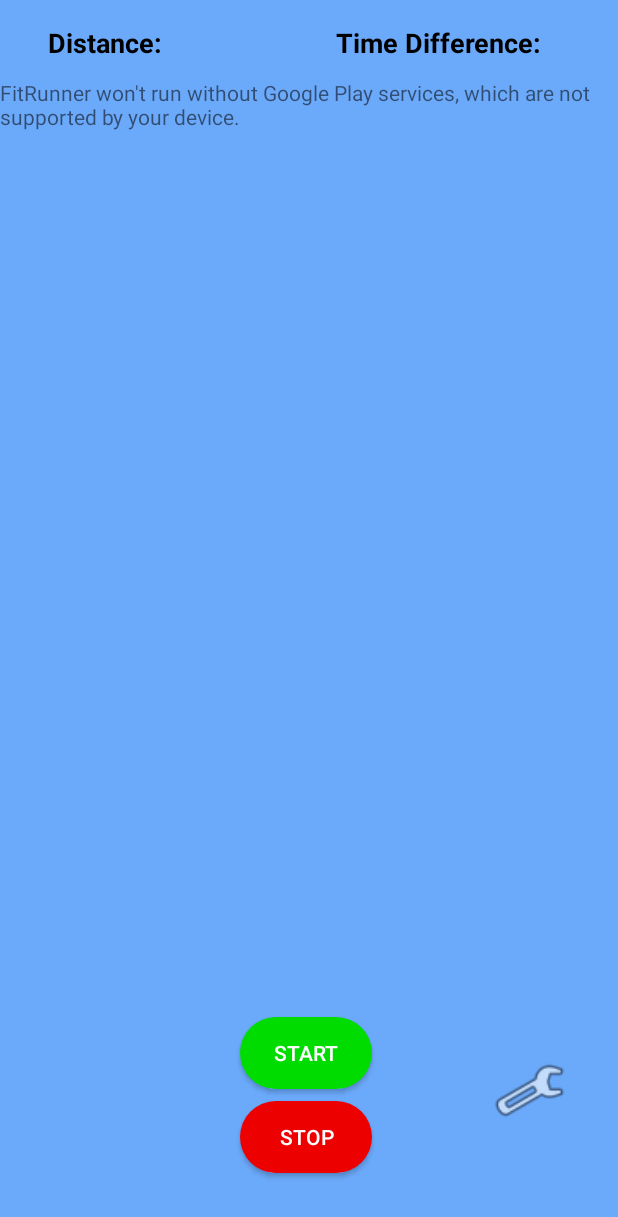
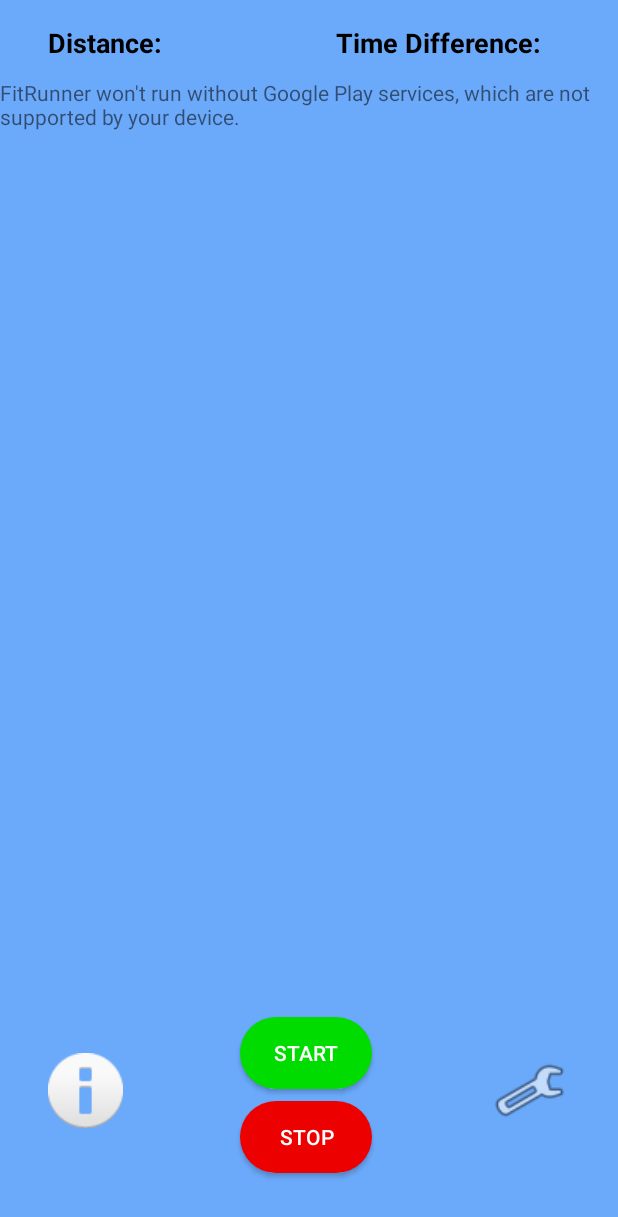
Before and after one commit to DarkoPuljic/FitRunnerDare, an Android app: the MainActivity screen opened directly, with no data from a screen before it, on a phone screen of 412 x 824 dp. Shown: the top 1217 px of the screen. Run offline under Robolectric (Android 15) with nearby library versions, the light colour scheme and no system bars.

Commit message:
Darko CIgan

```diff
--- a/app/src/main/java/com/example/myapplication/MainActivity.java
+++ b/app/src/main/java/com/example/myapplication/MainActivity.java
@@ -1,6 +1,7 @@
 package com.example.myapplication;
 
 import android.content.Intent;
+import android.content.SharedPreferences;
 import android.content.pm.PackageManager;
 import android.location.Location;
 import android.os.Bundle;
@@ -37,7 +38,8 @@ public class MainActivity extends AppCompatActivity implements OnMapReadyCallbac
     private CountDownTimer timer;
     private TextView timerText;
     private int distanceInMeters;
-    private ImageButton btnset;
+    private boolean dataSaved = false;
+    private ImageButton btnset, btnhis;
 
 
     @Override
@@ -52,9 +54,14 @@ public class MainActivity extends AppCompatActivity implements OnMapReadyCallbac
         distanceText = findViewById(R.id.distance_text);
         timerText = findViewById(R.id.timer_text);
         btnset = findViewById(R.id.btn_main_set);
+        btnhis = findViewById(R.id.btn_main_his);
 
         btnset.setOnClickListener(v -> {
             Intent intent = new Intent(MainActivity.this, SettingsActivity.class);
+            startActivity(intent);
+        });
+        btnhis.setOnClickListener(v -> {
+            Intent intent = new Intent(MainActivity.this, HistoryActivity.class);
             startActivity(intent);
         });
 
@@ -134,6 +141,7 @@ public class MainActivity extends AppCompatActivity implements OnMapReadyCallbac
     public void onStopButtonClick(View view) {
         stopTimeMillis = System.currentTimeMillis();
 
+        long timeDifferenceMillis = stopTimeMillis - startTimeMillis;
         // Stop the timer
         if (timer != null) {
             timer.cancel();
@@ -154,17 +162,15 @@ public class MainActivity extends AppCompatActivity implements OnMapReadyCallbac
                 stopLatLng = new LatLng(location.getLatitude(), location.getLongitude());
                 if (startLatLng != null) {
 
-                    // Create an Intent to start the HistoryActivity
-                    Intent intent = new Intent(MainActivity.this, HistoryActivity.class);
-                    // Pass data to HistoryActivity
-                    intent.putExtra("time", timer.toString());
-                    intent.putExtra("distance", distanceInMeters);
-                    intent.putExtra("date", System.currentTimeMillis()); // Use current date
-                    startActivity(intent);
-                    // Calculate the distance between start and stop positions
                     distanceInMeters = (int) calculateDistance(startLatLng, stopLatLng);
                     distanceText.setText("Distance: " + distanceInMeters + " meters");
-                    // Calculate the time difference
+                    SharedPreferences sharedPreferences = getSharedPreferences("StopData", MODE_PRIVATE);
+                    SharedPreferences.Editor editor = sharedPreferences.edit();
+                    String key = "stop_" + System.currentTimeMillis();
+                    editor.putLong(key + "_time", stopTimeMillis);
+                    editor.putInt(key + "_distance", distanceInMeters);
+                    editor.putLong(key + "_date", System.currentTimeMillis()); // Save current date
+                    editor.apply();
                 } else {
                     Toast.makeText(MainActivity.this, "Please set start position first", Toast.LENGTH_SHORT).show();
                 }
--- a/app/src/main/res/layout/activity_main.xml
+++ b/app/src/main/res/layout/activity_main.xml
@@ -130,5 +130,17 @@
         app:srcCompat="@android:drawable/ic_menu_manage"
         android:scaleType="fitCenter"/>
 
+    <ImageButton
+        android:id="@+id/btn_main_his"
+        android:layout_width="50dp"
+        android:layout_height="50dp"
+        android:layout_marginStart="32dp"
+        android:layout_marginTop="84dp"
+        android:background="@color/basic"
+        android:scaleType="fitCenter"
+        app:layout_constraintStart_toStartOf="parent"
+        app:layout_constraintTop_toTopOf="@+id/guideline2"
+        app:srcCompat="@android:drawable/ic_dialog_info" />
+
 
 </androidx.constraintlayout.widget.ConstraintLayout>
```
Also changed, not shown: app/src/main/java/com/example/myapplication/HistoryActivity.java (+52 -26 lines), app/src/main/res/layout/activity_history.xml (+16 -23 lines).
